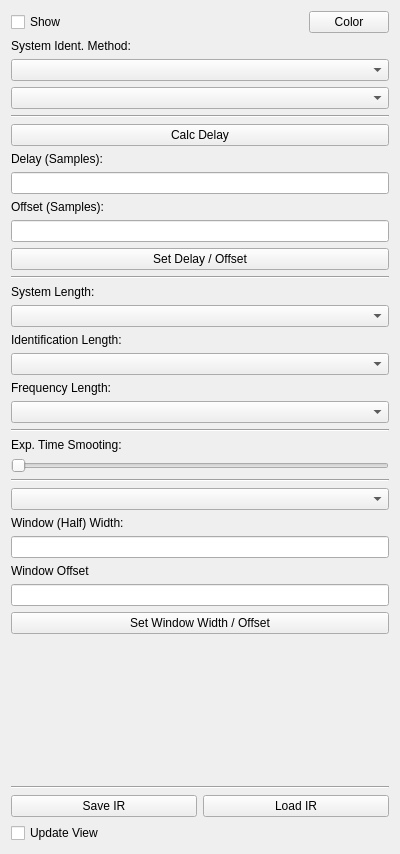
This is channelconfigwidget.ui in uchrisu/Caa as Qt 5 draws it before an edit. The edited form follows.
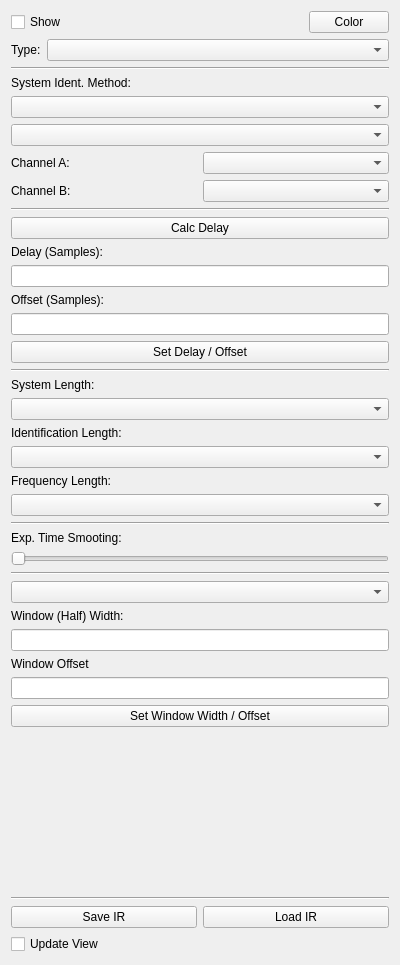
This is the edited form.

```diff
--- a/channelconfigwidget.ui
+++ b/channelconfigwidget.ui
@@ -7,7 +7,7 @@
     <x>0</x>
     <y>0</y>
     <width>400</width>
-    <height>854</height>
+    <height>965</height>
    </rect>
   </property>
   <property name="windowTitle">
@@ -40,6 +40,33 @@
        </item>
       </layout>
      </item>
+     <item>
+      <layout class="QHBoxLayout" name="horizontalLayout_3">
+       <item>
+        <widget class="QLabel" name="label_type">
+         <property name="sizePolicy">
+          <sizepolicy hsizetype="Fixed" vsizetype="Preferred">
+           <horstretch>0</horstretch>
+           <verstretch>0</verstretch>
+          </sizepolicy>
+         </property>
+         <property name="text">
+          <string>Type:</string>
+         </property>
+        </widget>
+       </item>
+       <item>
+        <widget class="QComboBox" name="comboBox_type"/>
+       </item>
+      </layout>
+     </item>
+     <item>
+      <widget class="Line" name="line_6">
+       <property name="orientation">
+        <enum>Qt::Horizontal</enum>
+       </property>
+      </widget>
+     </item>
      <item>
       <widget class="QLabel" name="label_SystemIdentMethod">
        <property name="sizePolicy">
@@ -59,6 +86,34 @@
      <item>
       <widget class="QComboBox" name="comboBox_SysIdentWindow"/>
      </item>
+     <item>
+      <layout class="QHBoxLayout" name="horizontalLayout_comb_chanA">
+       <item>
+        <widget class="QLabel" name="label_comb_chanA">
+         <property name="text">
+          <string>Channel A:</string>
+         </property>
+        </widget>
+       </item>
+       <item>
+        <widget class="QComboBox" name="comboBox_comb_chanA"/>
+       </item>
+      </layout>
+     </item>
+     <item>
+      <layout class="QHBoxLayout" name="horizontalLayout_comb_chanB">
+       <item>
+        <widget class="QLabel" name="label_comb_chanB">
+         <property name="text">
+          <string>Channel B:</string>
+         </property>
+        </widget>
+       </item>
+       <item>
+        <widget class="QComboBox" name="comboBox_comb_chanB"/>
+       </item>
+      </layout>
+     </item>
      <item>
       <widget class="Line" name="line">
        <property name="orientation">
```
